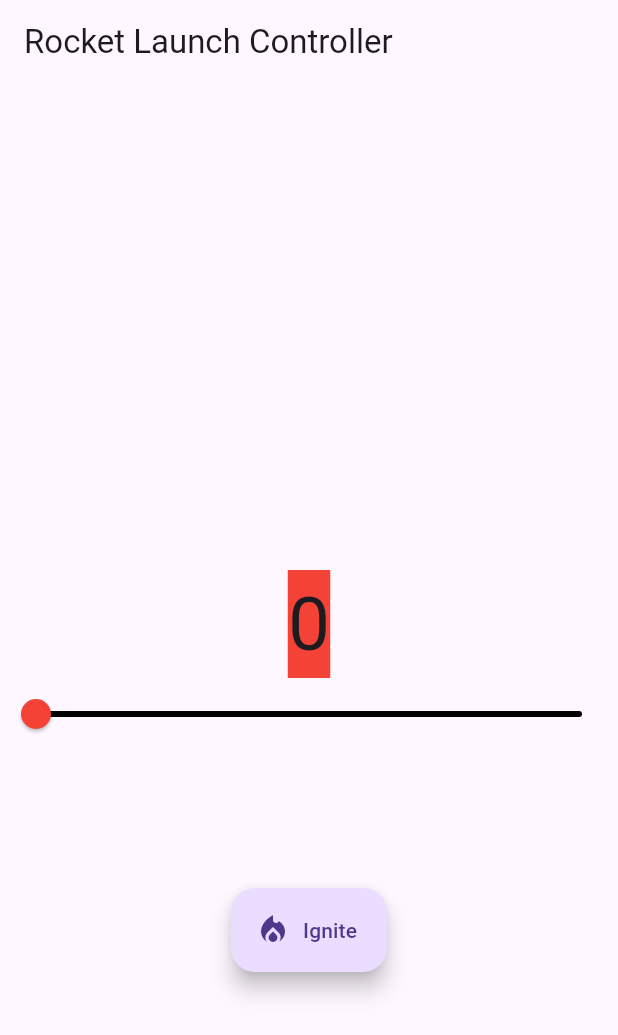
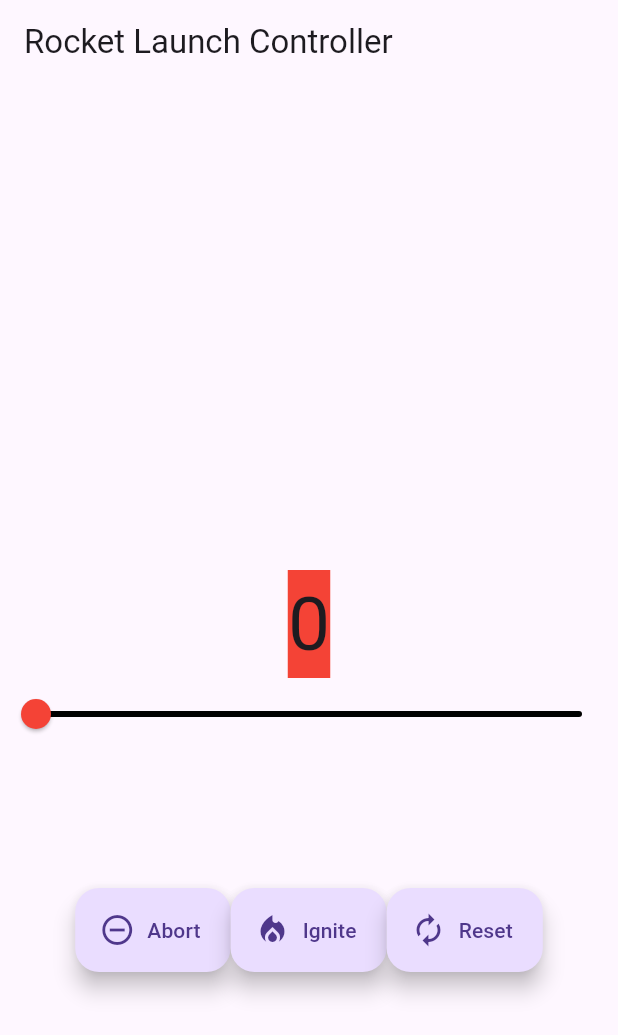
Before and after one commit to JashThakkar/rocket_launcher, a Flutter app: the screen it shows after launch, on a phone screen of 412 x 824 dp. Shown: the top 1035 px of the screen. Run offline on Flutter 3.47's test engine with Material 3 defaults, Android fonts, the light colour scheme and no system bars.

Commit message:
Added abort and reset buttons

```diff
--- a/lib/main.dart
+++ b/lib/main.dart
@@ -73,7 +73,20 @@
       ),
       floatingActionButton: Padding(
         padding: const EdgeInsets.only(bottom: 160),
-        child: FloatingActionButton.extended(
+        child: Row(
+          mainAxisSize: MainAxisSize.min,
+          children: [
+        FloatingActionButton.extended(
+              onPressed: () {
+                setState(() {
+                  _counter = (_counter - 1).clamp(0, 100).toInt(); // never < 0
+                });
+              },
+              icon: const Icon(Icons.remove_circle_outline),
+              label: const Text('Abort'),
+            ),
+
+        FloatingActionButton.extended(
           onPressed: () {
             setState(() {
               _counter = (_counter + 1).clamp(0, 100);
@@ -82,6 +95,17 @@
           icon: const Icon(Icons.local_fire_department),
           label: const Text('Ignite'),
         ),
+        FloatingActionButton.extended(
+              onPressed: () {
+                setState(() {
+                  _counter = 0;
+                });
+              },
+              icon: const Icon(Icons.autorenew),
+              label: const Text('Reset'),
+            ),
+          ],
+      ),
       ),
       floatingActionButtonLocation: FloatingActionButtonLocation.centerFloat,
     );
```
